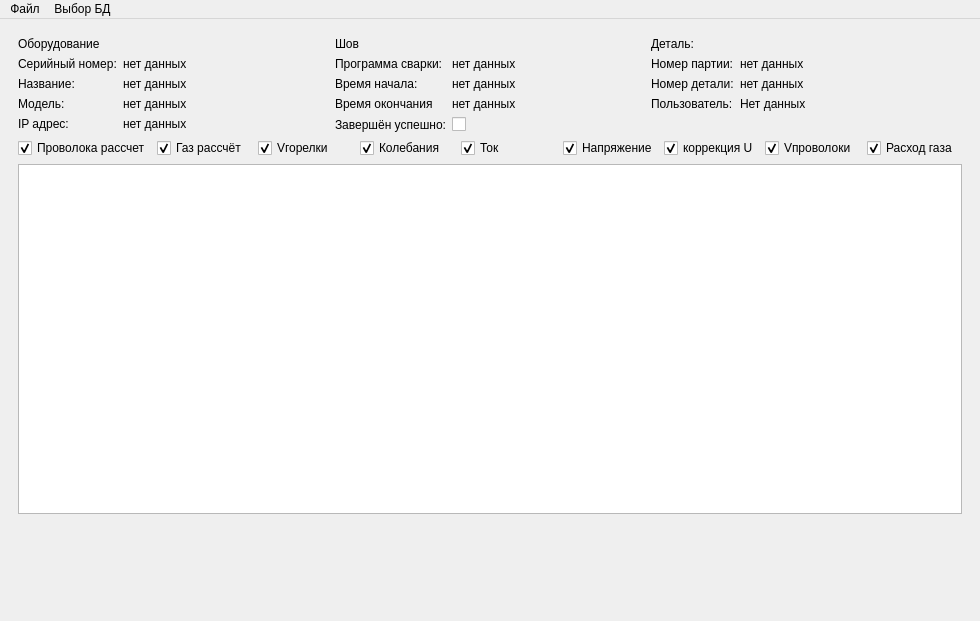
Qt form venv/irsDB/base.ui (Ilaygor/irsDB) before a commit.
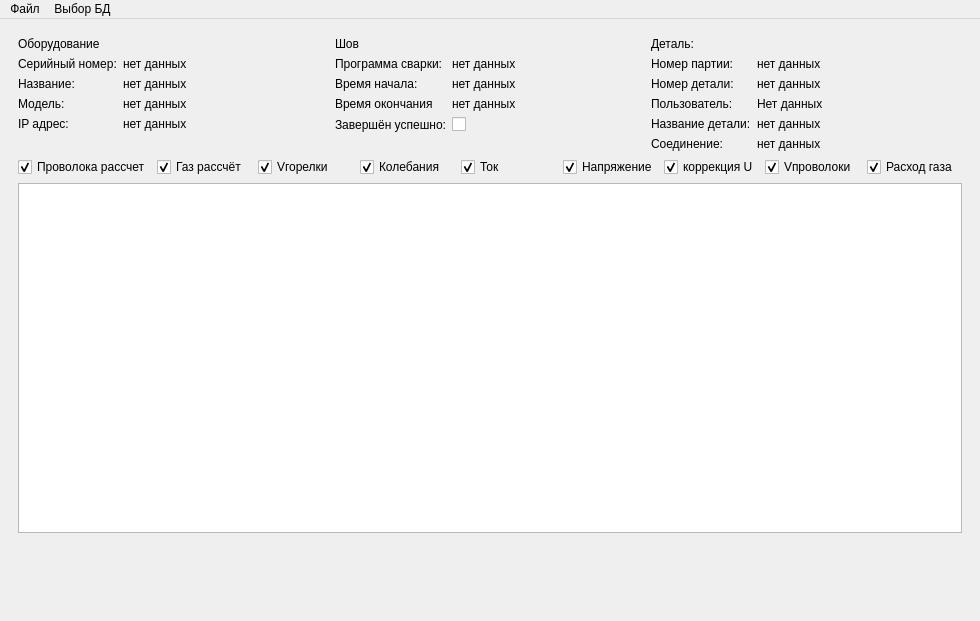
The same form after that commit. The open tabs and pages were chosen to show the change. Icons and pictures are not drawn. Custom widgets are drawn as their Qt base class.

Commit message: отображение в специальных формах по id

What changed in the file:
```diff
--- a/venv/irsDB/base.ui
+++ b/venv/irsDB/base.ui
@@ -237,6 +237,34 @@
               </property>
              </widget>
             </item>
+            <item row="4" column="0">
+             <widget class="QLabel" name="label_19">
+              <property name="text">
+               <string>Название детали:</string>
+              </property>
+             </widget>
+            </item>
+            <item row="4" column="1">
+             <widget class="QLabel" name="detailId">
+              <property name="text">
+               <string>нет данных</string>
+              </property>
+             </widget>
+            </item>
+            <item row="5" column="0">
+             <widget class="QLabel" name="label_30">
+              <property name="text">
+               <string>Соединение:</string>
+              </property>
+             </widget>
+            </item>
+            <item row="5" column="1">
+             <widget class="QLabel" name="connId_2">
+              <property name="text">
+               <string>нет данных</string>
+              </property>
+             </widget>
+            </item>
            </layout>
           </item>
          </layout>
```
Left out of the diff: 16 changed lines with no effect on the pictures. The commit also changes 5 other files.
